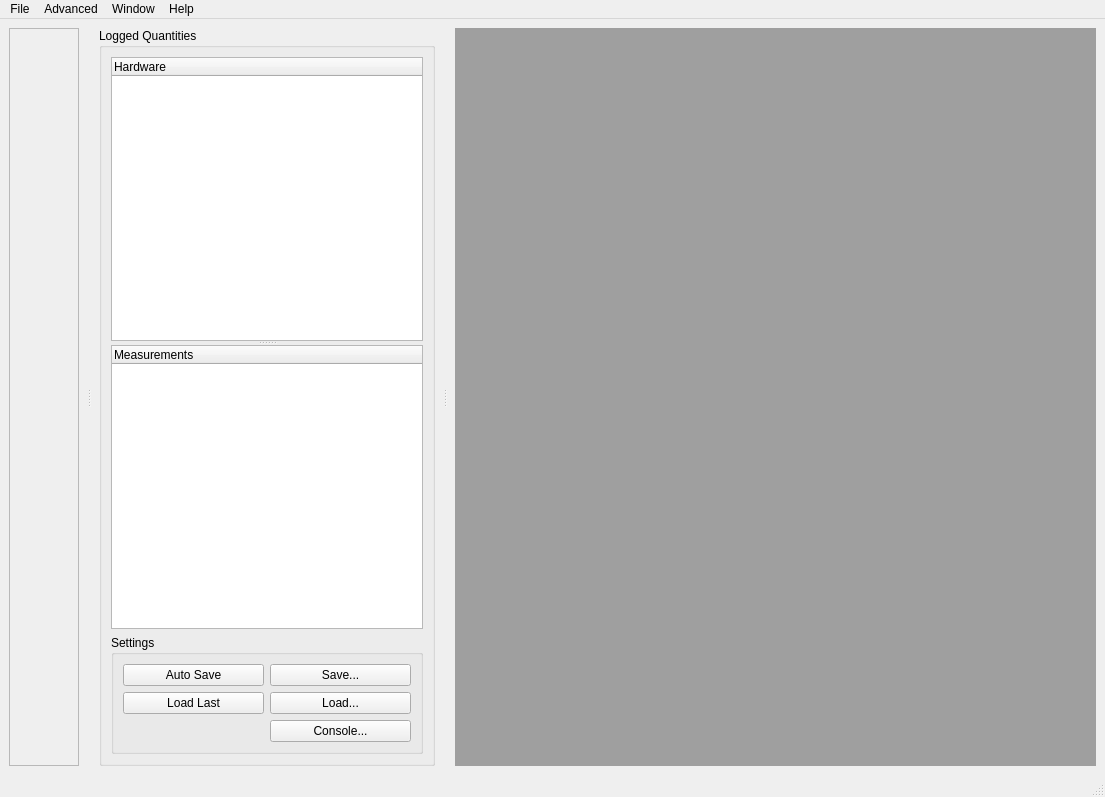
Old version of the form base_microscope_app_mdi.ui in the repository vfolfbt7330jordanjacobs/ScopeFoundry.
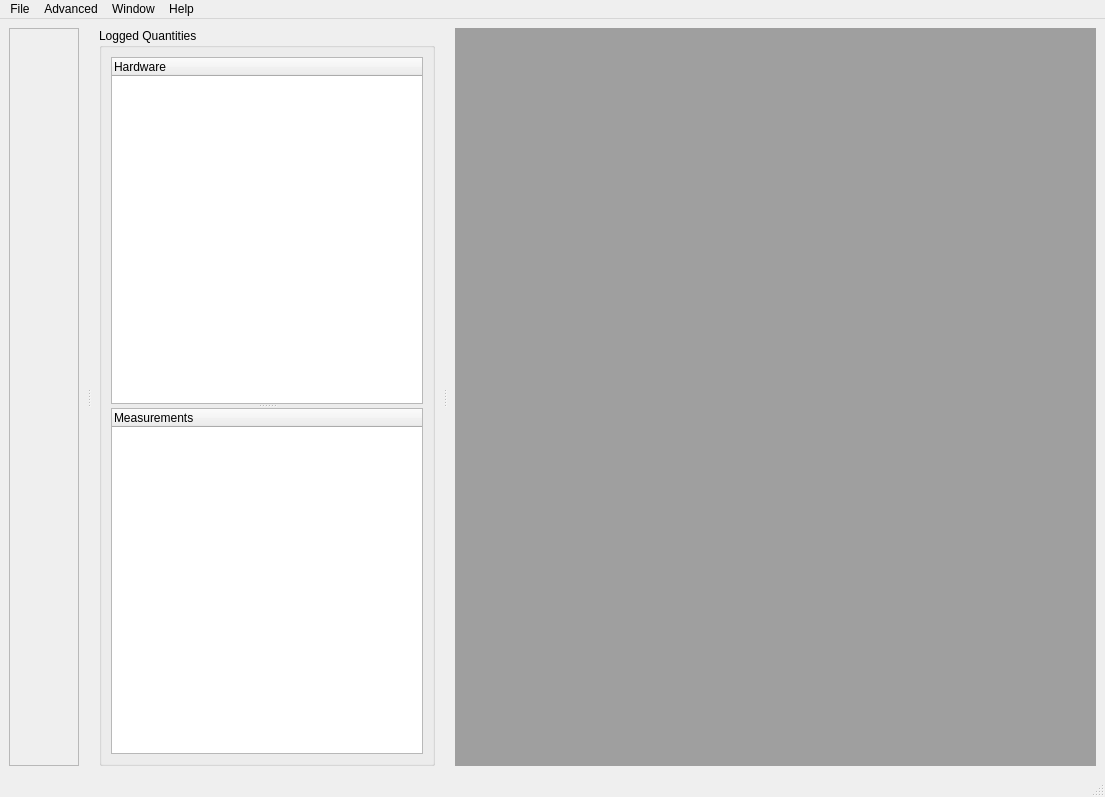
New version of the form.

Commit message: Remove buttons in MDI ui, since we now have menus

What changed in the file:
```diff
--- a/base_microscope_app_mdi.ui
+++ b/base_microscope_app_mdi.ui
@@ -56,50 +56,6 @@
         <string>Logged Quantities</string>
        </property>
        <layout class="QGridLayout" name="gridLayout">
-        <item row="2" column="1">
-         <widget class="QGroupBox" name="settings_groupBox">
-          <property name="title">
-           <string>Settings</string>
-          </property>
-          <layout class="QGridLayout" name="gridLayout_7">
-           <item row="1" column="0">
-            <widget class="QPushButton" name="settings_load_last_pushButton">
-             <property name="text">
-              <string>Load Last</string>
-             </property>
-            </widget>
-           </item>
-           <item row="0" column="0">
-            <widget class="QPushButton" name="settings_autosave_pushButton">
-             <property name="text">
-              <string>Auto Save</string>
-             </property>
-            </widget>
-           </item>
-           <item row="0" column="1">
-            <widget class="QPushButton" name="settings_save_pushButton">
-             <property name="text">
-              <string>Save...</string>
-             </property>
-            </widget>
-           </item>
-           <item row="1" column="1">
-            <widget class="QPushButton" name="settings_load_pushButton">
-             <property name="text">
-              <string>Load...</string>
-             </property>
-            </widget>
-           </item>
-           <item row="2" column="1">
-            <widget class="QPushButton" name="console_pushButton">
-             <property name="text">
-              <string>Console...</string>
-             </property>
-            </widget>
-           </item>
-          </layout>
-         </widget>
-        </item>
         <item row="1" column="1">
          <widget class="QSplitter" name="splitter">
           <property name="orientation">
```
Left out of the diff: 10 changed lines with no effect on the pictures.
